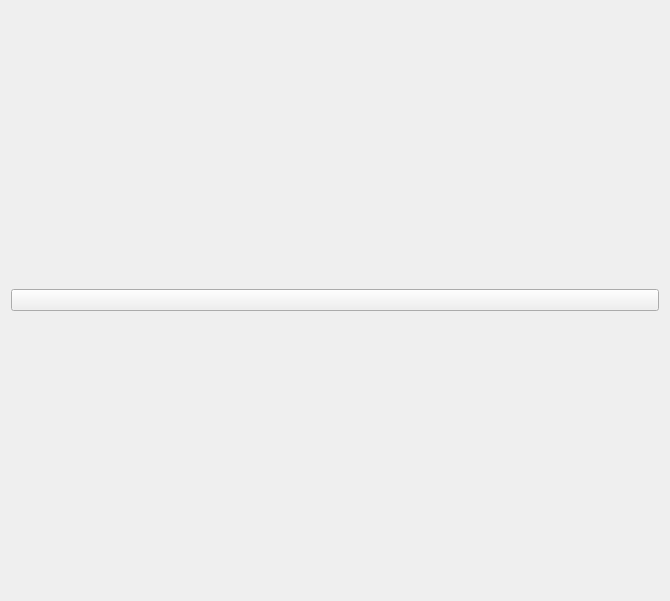
This is configwidget.ui in coderKeyXie/wechat_simulate as Qt 5 draws it before an edit. The edited form follows.
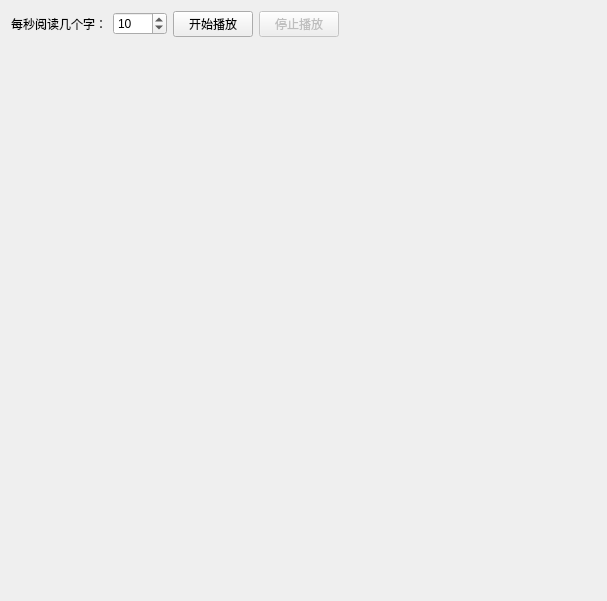
This is the edited form.

Commit message: 1. 添加自动播放功能 2. 解决快速右键两次产生崩溃问题

```diff
--- a/configwidget.ui
+++ b/configwidget.ui
@@ -6,7 +6,7 @@
    <rect>
     <x>0</x>
     <y>0</y>
-    <width>670</width>
+    <width>607</width>
     <height>601</height>
    </rect>
   </property>
@@ -14,13 +14,75 @@
    <string>Form</string>
   </property>
   <layout class="QGridLayout" name="gridLayout">
+   <item row="0" column="1">
+    <widget class="QSpinBox" name="rateSpinBox">
+     <property name="maximum">
+      <number>1000</number>
+     </property>
+     <property name="value">
+      <number>10</number>
+     </property>
+    </widget>
+   </item>
+   <item row="0" column="3">
+    <widget class="QPushButton" name="stopButton">
+     <property name="enabled">
+      <bool>false</bool>
+     </property>
+     <property name="text">
+      <string>停止播放</string>
+     </property>
+     <property name="checkable">
+      <bool>false</bool>
+     </property>
+    </widget>
+   </item>
+   <item row="2" column="0">
+    <spacer name="verticalSpacer">
+     <property name="orientation">
+      <enum>Qt::Vertical</enum>
+     </property>
+     <property name="sizeHint" stdset="0">
+      <size>
+       <width>20</width>
+       <height>40</height>
+      </size>
+     </property>
+    </spacer>
+   </item>
+   <item row="0" column="2">
+    <widget class="QPushButton" name="playButton">
+     <property name="text">
+      <string>开始播放</string>
+     </property>
+    </widget>
+   </item>
    <item row="0" column="0">
-    <widget class="QPushButton" name="pushButton">
+    <widget class="QLabel" name="label">
+     <property name="toolTip">
+      <string>该参数决定了出现消息的频率</string>
+     </property>
      <property name="text">
-      <string/>
+      <string>每秒阅读几个字：</string>
+     </property>
+     <property name="alignment">
+      <set>Qt::AlignRight|Qt::AlignTrailing|Qt::AlignVCenter</set>
      </property>
     </widget>
    </item>
+   <item row="0" column="4">
+    <spacer name="horizontalSpacer">
+     <property name="orientation">
+      <enum>Qt::Horizontal</enum>
+     </property>
+     <property name="sizeHint" stdset="0">
+      <size>
+       <width>40</width>
+       <height>20</height>
+      </size>
+     </property>
+    </spacer>
+   </item>
   </layout>
  </widget>
  <resources/>
```
The commit also changes 18 other files.
